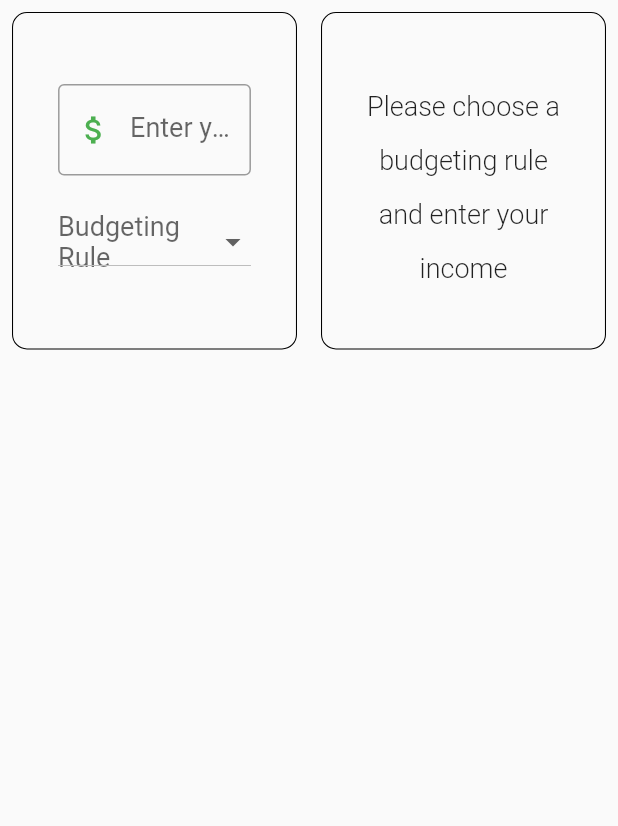
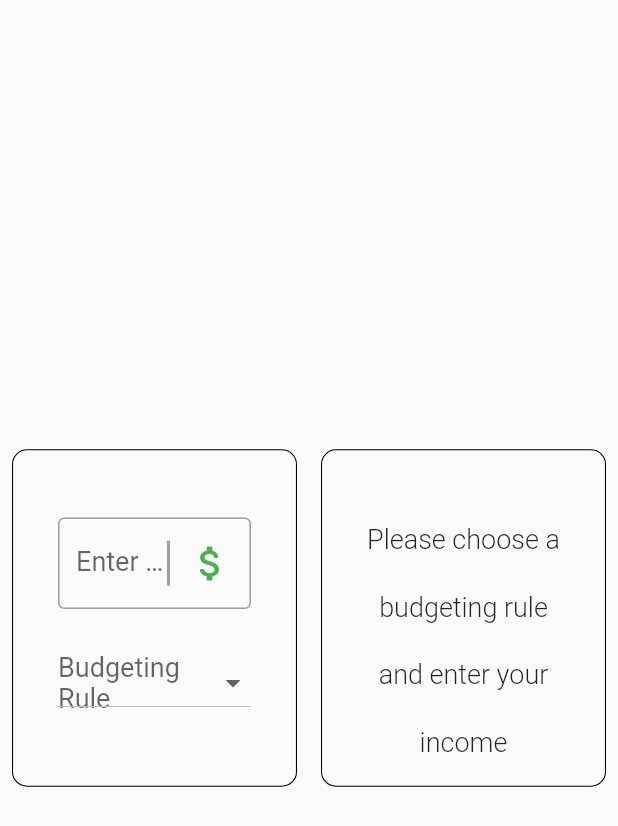
Before and after one commit to xysiek99/finance, a Flutter app: the screen it shows after launch, on a phone screen of 412 x 824 dp. Shown: the top 826 px of the screen. Run offline on Flutter 3.47's test engine with Material 2 defaults, Android fonts, the phone set to English and light mode, and no system bars.

Commit message:
Created class for Icons and Colors, temporarily centered layouts

```diff
--- a/lib/main.dart
+++ b/lib/main.dart
@@ -22,6 +22,7 @@ class MainApp extends StatelessWidget {
         body: Row(
           children: [
             Expanded(
+              child: Center(
                 child: Container(
                   height: 225,
                   margin: const EdgeInsets.all(8.0),
@@ -34,7 +35,9 @@ class MainApp extends StatelessWidget {
                   ),
                 ),
               ),
+            ),
             Expanded(
+              child: Center(
                 child: Container(
                   height: 225,
                   margin: const EdgeInsets.all(8.0),
@@ -47,11 +50,22 @@ class MainApp extends StatelessWidget {
                   ),
                 ),
               ),
+            ),
           ],
         ),
       ),
     );
   }
+}
+
+class IconInfo {
+  IconData icon;
+  Color color;
+
+  IconInfo(
+    this.icon,
+    this.color,
+  );
 }
 
 class MyForm extends StatefulWidget {
@@ -85,12 +99,23 @@ class _MyFormState extends State<MyForm> {
               border: OutlineInputBorder(),
               labelText: 'Enter your income',
               labelStyle: TextStyle(fontSize: 18),
-              prefixIcon: const Padding(
+              suffixIcon: Row(
+                mainAxisSize: MainAxisSize.min,
+                children: [
+                  Container(
+                    height: 30,
+                    width: 2,
+                    color: Colors.grey,
+                  ),
+                  const Padding(
                     padding: EdgeInsets.all(12.0),
                     child: Icon(
                       Icons.attach_money,
                       color: Colors.green,
+                      size: 30,
                     ),
+                  ),
+                ],
               ),
             ),
             keyboardType: TextInputType.numberWithOptions(decimal: true),
@@ -101,7 +126,7 @@ class _MyFormState extends State<MyForm> {
               context.read<RuleModel>().calculateResult(value, dropdownValue);
             },
           ),
-          const SizedBox(height: 20),
+          const SizedBox(height: 25),
           DropdownButton<String>(
             isExpanded: true,
             value: dropdownValue,
@@ -150,20 +175,30 @@ class MyTextWidget extends StatelessWidget {
                     return Row(
                       mainAxisAlignment: MainAxisAlignment.spaceBetween,
                       children: [
+                        Row(
+                          children: [
+                            Icon(
+                              ruleModel.iconInfos[index].icon,
+                              color: ruleModel.iconInfos[index].color,
+                              size: 36,
+                            ),
+                            SizedBox(width: 20),
                             Text(
                               ruleModel.labels[index],
                               style: TextStyle(
                                 fontSize: 18,
                                 fontWeight: FontWeight.w300,
-                            height: 2.0,
+                                height: 2.5,
                               ),
+                            ),
+                          ],
                         ),
                         Text(
                           ruleModel.values[index],
                           style: TextStyle(
                             fontSize: 18,
                             fontWeight: FontWeight.w600,
-                            height: 2.0,
+                            height: 2.5,
                           ),
                         ),
                       ],
@@ -176,7 +211,7 @@ class MyTextWidget extends StatelessWidget {
                       style: TextStyle(
                         fontSize: 18,
                         fontWeight: FontWeight.w300,
-                        height: 2.0,
+                        height: 2.5,
                       ),
                     ),
                   ],
@@ -190,10 +225,12 @@ class MyTextWidget extends StatelessWidget {
 class RuleModel extends ChangeNotifier {
   List<String> labels = [];
   List<String> values = [];
+  List<IconInfo> iconInfos = [];
 
   void calculateResult(String income, String? rule) {
     labels.clear();
     values.clear();
+    iconInfos.clear();
 
     if (income.isNotEmpty && rule != null) {
       double incomeDouble = double.tryParse(income) ?? 0;
@@ -210,6 +247,11 @@ class RuleModel extends ChangeNotifier {
             '${(incomeDouble * 0.2).toStringAsFixed(2)} \$',
             '${(incomeDouble * 0.1).toStringAsFixed(2)} \$',
           ];
+          iconInfos = [
+            IconInfo(Icons.home, Colors.purple),
+            IconInfo(Icons.savings_rounded, Colors.lightGreen),
+            IconInfo(Icons.shopping_basket, Colors.amber),
+          ];
           break;
         case 'Rule 50/30/20':
           labels = [
@@ -221,6 +263,11 @@ class RuleModel extends ChangeNotifier {
             '${(incomeDouble * 0.5).toStringAsFixed(2)} \$',
             '${(incomeDouble * 0.3).toStringAsFixed(2)} \$',
             '${(incomeDouble * 0.2).toStringAsFixed(2)} \$',
+          ];
+          iconInfos = [
+            IconInfo(Icons.car_repair, Colors.brown),
+            IconInfo(Icons.shopping_basket, Colors.amber),
+            IconInfo(Icons.credit_card, Colors.blue),
           ];
           break;
         case 'Rule 30/30/40':
@@ -234,6 +281,11 @@ class RuleModel extends ChangeNotifier {
             '${(incomeDouble * 0.3).toStringAsFixed(2)} \$',
             '${(incomeDouble * 0.4).toStringAsFixed(2)} \$',
           ];
+          iconInfos = [
+            IconInfo(Icons.car_repair, Colors.brown),
+            IconInfo(Icons.savings_rounded, Colors.lightGreen),
+            IconInfo(Icons.shopping_basket, Colors.amber),
+          ];
           break;
         case 'Rule 80/20':
           labels = [
@@ -243,6 +295,10 @@ class RuleModel extends ChangeNotifier {
           values = [
             '${(incomeDouble * 0.8).toStringAsFixed(2)} \$',
             '${(incomeDouble * 0.2).toStringAsFixed(2)} \$',
+          ];
+          iconInfos = [
+            IconInfo(Icons.living, Colors.red),
+            IconInfo(Icons.savings, Colors.lightGreen),
           ];
           break;
         case 'Rule 60/40':
@@ -254,6 +310,10 @@ class RuleModel extends ChangeNotifier {
             '${(incomeDouble * 0.6).toStringAsFixed(2)} \$',
             '${(incomeDouble * 0.4).toStringAsFixed(2)} \$',
           ];
+          iconInfos = [
+            IconInfo(Icons.living, Colors.red),
+            IconInfo(Icons.savings, Colors.lightGreen),
+          ];
           break;
         default:
           break;
```
Lines whose indentation alone changed are shown as unchanged.
